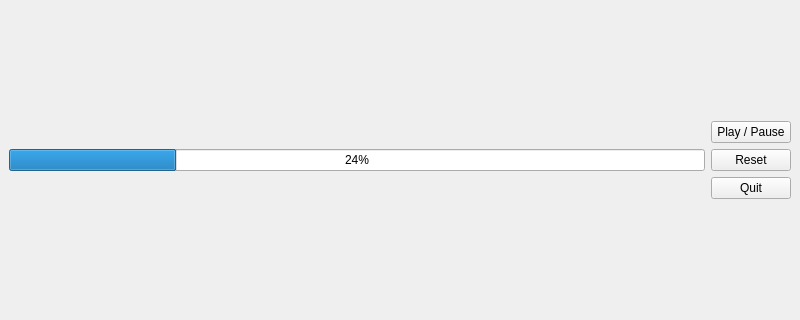
The window that g.ui (jaysonhelseth/nerflaserboss) describes before a commit, drawn with Qt 5; both pictures show x 0 to 800 and y 140 to 460 of the 800 by 600 pixel window.
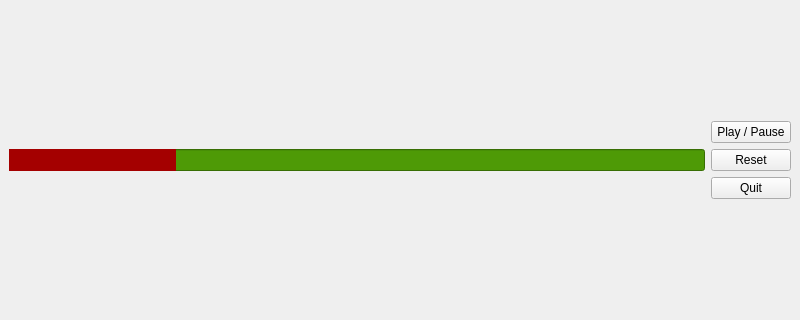
The same window after the commit.

Commit message: Styled the healthbar and added code to allow hits. Also added code to reset the healthbar.

```diff
--- a/g.ui
+++ b/g.ui
@@ -18,10 +18,25 @@
     <item>
      <layout class="QVBoxLayout" name="verticalLayout_2">
       <item>
-       <widget class="QProgressBar" name="progressBar">
+       <widget class="QProgressBar" name="bossHealth">
+        <property name="styleSheet">
+         <string notr="true">QProgressBar {
+	background-color: rgb(78, 154, 6);
+}
+
+QProgressBar::chunk {
+	background-color: rgb(164, 0, 0);
+}</string>
+        </property>
         <property name="value">
          <number>24</number>
         </property>
+        <property name="textVisible">
+         <bool>false</bool>
+        </property>
+        <property name="invertedAppearance">
+         <bool>false</bool>
+        </property>
        </widget>
       </item>
      </layout>
```
The commit also changes 2 other files.
